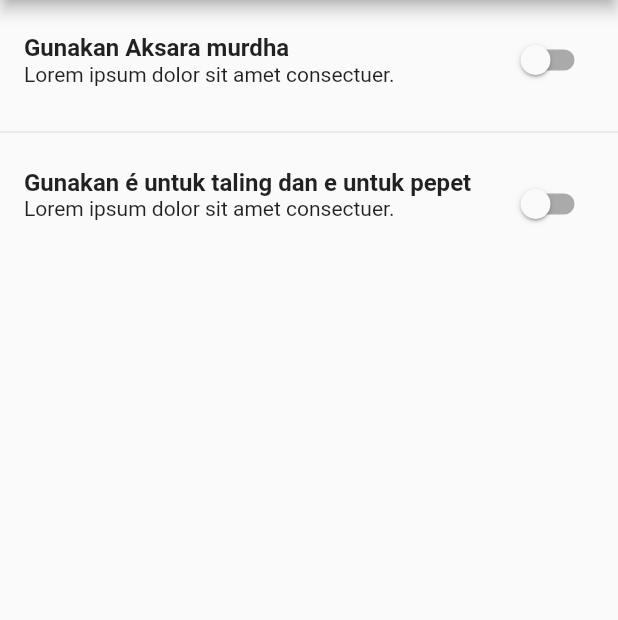
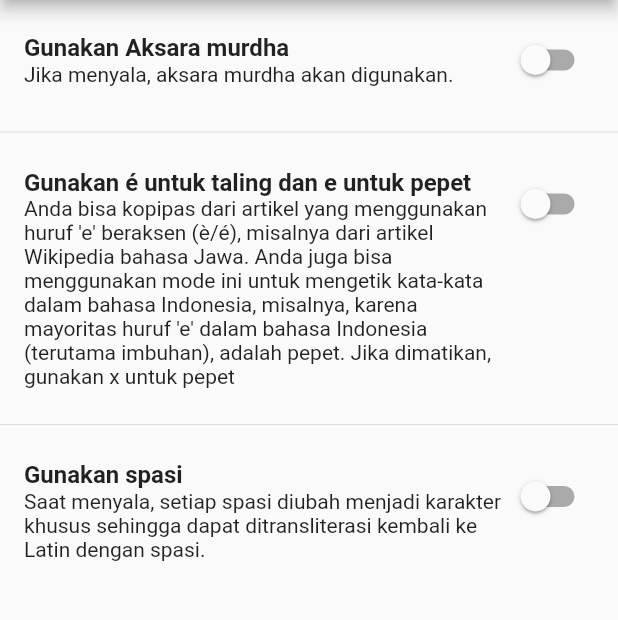
Before and after one commit to ydhnwb/bagaskara, a Flutter app: the SettingPage screen opened directly, after a tap on "Gunakan é untuk taling dan e untuk pepet", on a phone screen of 412 x 824 dp, the part 84-704 px from its top. Run offline on Flutter 3.47's test engine with Material 2 defaults, Android fonts, the phone set to English and light mode, and no system bars; our stand-ins replace bloc, equatable, flutter_bloc, image_picker, shared_preferences; missing offline and left inert: aksara, firebase_ml_vision; accounts and stored records are empty.

Commit message:
fully functional

```diff
--- a/lib/bloc/aksara/aksara_bloc.dart
+++ b/lib/bloc/aksara/aksara_bloc.dart
@@ -6,33 +6,81 @@ import 'package:bagaskara_redefined/bloc/aksara/aksara_state.dart';
 import 'package:bloc/bloc.dart';
 import 'package:firebase_ml_vision/firebase_ml_vision.dart';
 import 'package:image_picker/image_picker.dart';
+import 'package:shared_preferences/shared_preferences.dart';
 
 class AksaraBloc extends Bloc<AksaraEvent, AksaraState>{
   var _aksara = AksaraJava();
   final TextRecognizer textRecognizer = FirebaseVision.instance.textRecognizer();
-
 
   @override
   AksaraState get initialState => AksaraInitState();
 
   @override
   Stream<AksaraState> mapEventToState(AksaraEvent event) async* {
+    bool isFirstTime = await getIsFirstTime();
+    if(isFirstTime){
+      SharedPreferences prefs = await SharedPreferences.getInstance();
+      await prefs.setBool("IS_MURDHA", false);
+      await prefs.setBool("IS_COPAS", true);
+      await prefs.setBool("IS_SPASI", false);
+      await prefs.setBool("IS_FIRST_TIME", false);
+    }
+
     if(event is AksaraToLatin){
       String s = _aksara.javaToLatin(event.s);
       yield AksaraLoadedState(domainText: event.s, targetText: s, isFromFile: false);
     }else if(event is LatinToAksara){
-      String s = _aksara.latinToJava(event.s, isCopas: true);
+      bool isMurdha = await getIsMurdha();
+      bool isSpasi = await getIsSpasi();
+      bool isCopas = await getIsUsingE();
+      String s = _aksara.latinToJava(event.s, isCopas: isCopas, isSpasi: isSpasi, isMurdha: isMurdha);
       yield AksaraLoadedState(domainText: event.s, targetText: s, isFromFile: false);
     }else if(event is ScanFromCamera){
       yield AksaraLoadingState();
+      bool isMurdha = await getIsMurdha();
+      bool isSpasi = await getIsSpasi();
+      bool isCopas = await getIsUsingE();
       var image = await ImagePicker.pickImage(source: ImageSource.camera);
       File _imageFile = image;
       FirebaseVisionImage visionImage = FirebaseVisionImage.fromFile(_imageFile);
       VisionText visionText = await textRecognizer.processImage(visionImage);
-      String translated = _aksara.latinToJava(visionText.text.toString(), isCopas: true);
+      String translated = _aksara.latinToJava(visionText.text.toString(), isCopas: isCopas, isSpasi: isSpasi, isMurdha: isMurdha);
       print("isianku "+ visionText.text.toString());
       yield AksaraLoadedState(domainText: visionText.text.toString(), targetText: translated, isFromFile: true);
+    }else if(event is InitSettings){
+      bool isFirstTime = await getIsFirstTime();
+      if(!isFirstTime){
+        bool isMurdha = await getIsMurdha();
+        bool isSpasi = await getIsSpasi();
+        bool isCopas = await getIsUsingE();
+        yield AksaraToggleState(isMurdha: isMurdha, isCopas: isCopas, isSpasi: isSpasi);
+      }else{
+        yield AksaraToggleState(isMurdha: false, isCopas: true, isSpasi: false);
+      }
     }
+  }
 
+  Future<bool> getIsMurdha() async {
+    SharedPreferences prefs = await SharedPreferences.getInstance();
+    bool b = (prefs.getBool('IS_MURDHA') ?? false);
+    return b;
+  }
+
+  Future<bool> getIsUsingE() async {
+    SharedPreferences prefs = await SharedPreferences.getInstance();
+    bool b = (prefs.getBool('IS_COPAS') ?? true);
+    return b;
+  }
+
+  Future<bool> getIsSpasi() async {
+    SharedPreferences prefs = await SharedPreferences.getInstance();
+    bool b = (prefs.getBool('IS_SPASI') ?? false);
+    return b;
+  }
+
+  Future<bool> getIsFirstTime() async {
+    SharedPreferences prefs = await SharedPreferences.getInstance();
+    bool b = (prefs.getBool('IS_FIRST_TIME') ?? true);
+    return b;
   }
 }
--- a/lib/bloc/aksara/aksara_event.dart
+++ b/lib/bloc/aksara/aksara_event.dart
@@ -21,3 +21,8 @@ class ScanFromCamera implements AksaraEvent{
   @override
   List<Object> get props => null;
 }
+
+class InitSettings implements AksaraEvent{
+  @override
+  List<Object> get props => null;
+}
--- a/lib/bloc/aksara/aksara_state.dart
+++ b/lib/bloc/aksara/aksara_state.dart
@@ -6,7 +6,7 @@ abstract class AksaraState extends Equatable{}
 
 class AksaraInitState extends AksaraState{
   @override
-  List<Object> get props => null;
+  List<Object> get props => [];
 }
 
 class AksaraLoadingState extends AksaraState{
@@ -23,3 +23,13 @@ class AksaraLoadedState extends AksaraState{
   List<Object> get props => [domainText, targetText];
 
 }
+
+class AksaraToggleState extends AksaraState{
+  bool isMurdha;
+  bool isCopas;
+  bool isSpasi;
+
+  AksaraToggleState({@required this.isMurdha, @required this.isCopas, @required this.isSpasi});
+  @override
+  List<Object> get props => [isMurdha, isCopas, isSpasi];
+}
--- a/lib/main.dart
+++ b/lib/main.dart
@@ -3,7 +3,9 @@ import 'package:flutter/material.dart';
 import 'package:bagaskara_redefined/pages/home_page.dart';
 import 'package:flutter_bloc/flutter_bloc.dart';
 
-void main() => runApp(MyApp());
+void main(){
+  runApp(MyApp());
+}
 
 class MyApp extends StatelessWidget {
   @override
--- a/lib/pages/home_page.dart
+++ b/lib/pages/home_page.dart
@@ -3,6 +3,7 @@ import 'package:bagaskara_redefined/bloc/aksara/aksara_event.dart';
 import 'package:bagaskara_redefined/bloc/aksara/aksara_state.dart';
 import 'package:bagaskara_redefined/pages/setting_page.dart';
 import "package:flutter/material.dart";
+import 'package:flutter/services.dart';
 import 'package:flutter_bloc/flutter_bloc.dart';
 
 class HomePage extends StatefulWidget {
@@ -98,6 +99,15 @@ class _HomePageState extends State<HomePage> {
                                       setState(() {
                                         _latinToAksara = !_latinToAksara;
                                       });
+
+                                      if(state is AksaraLoadedState){
+                                        _domainTextController.text = _targetText;
+                                        if(_latinToAksara){
+                                          _aksaraBloc.add(LatinToAksara(s:_domainTextController.text.toString().trim()));
+                                        }else{
+                                        _aksaraBloc.add(AksaraToLatin(s: _domainTextController.text.toString().trim()));
+                                        }
+                                      }
                                     },
                                   ),
                                 ),
@@ -192,7 +202,7 @@ class _HomePageState extends State<HomePage> {
                                 children: <Widget>[
                                   Spacer(),
                                   if(state is AksaraLoadedState)
-                                    _showCopyButton(_targetText.isEmpty)
+                                    _showCopyButton(_targetText.isNotEmpty, context)
                                 ],
                               ),
                             )
@@ -221,12 +231,14 @@ class _HomePageState extends State<HomePage> {
   }
 
 
-  _showCopyButton(bool state){
+  _showCopyButton(bool state, BuildContext ctx){
     if(state){
       return IconButton(
         icon: Icon(Icons.content_copy, color: Colors.grey,),
         onPressed: (){
-          print("to copy");
+          Clipboard.setData(ClipboardData(text: _targetText));
+          Scaffold.of(ctx).showSnackBar(
+            SnackBar(content: Text("Berhasil  disalin"),));
         },
       );
     }
--- a/lib/pages/setting_page.dart
+++ b/lib/pages/setting_page.dart
@@ -1,29 +1,48 @@
+import 'package:bagaskara_redefined/bloc/aksara/aksara_bloc.dart';
+import 'package:bagaskara_redefined/bloc/aksara/aksara_event.dart';
+import 'package:bagaskara_redefined/bloc/aksara/aksara_state.dart';
+import 'package:bagaskara_redefined/utils/utilities.dart';
 import 'package:flutter/material.dart';
+import 'package:flutter_bloc/flutter_bloc.dart';
+
 class SettingPage extends StatefulWidget {
   @override
   _SettingPageState createState() => _SettingPageState();
 }
 
 class _SettingPageState extends State<SettingPage> {
-  var _isAksaraMurdha = false;
-  var _isUsingE = true;
+  AksaraBloc _aksaraBloc;
+  Utilities _utils = Utilities();
+
+  @override
+  void initState() {
+    super.initState();
+    _aksaraBloc = AksaraBloc();
+    _aksaraBloc.add(InitSettings());
+  }
+
   @override
   Widget build(BuildContext context) {
     return Scaffold(
         appBar: AppBar(
           title: Text("Pengaturan"),
         ),
-      body: SingleChildScrollView(
+        body: BlocBuilder<AksaraBloc, AksaraState>(
+            bloc: _aksaraBloc,
+            builder: (context, state) {
+              return SingleChildScrollView(
                 child: Column(
                   mainAxisAlignment: MainAxisAlignment.start,
                   crossAxisAlignment: CrossAxisAlignment.start,
                   children: <Widget>[
                     InkWell(
-              onTap: (){
+                      onTap: () {
+                        if (state is AksaraToggleState) {
+                          _utils.setMurdha(!state.isMurdha);
                           setState(() {
-                 _isAksaraMurdha = !_isAksaraMurdha;
+                            state.isMurdha = !state.isMurdha;
                           });
-
+                        }
                       },
                       child: Padding(
                         padding: EdgeInsets.all(16),
@@ -36,24 +55,85 @@ class _SettingPageState extends State<SettingPage> {
                                 mainAxisAlignment: MainAxisAlignment.start,
                                 crossAxisAlignment: CrossAxisAlignment.start,
                                 children: <Widget>[
-                            Text("Gunakan Aksara murdha", style: TextStyle(
+                                  Text(
+                                    "Gunakan Aksara murdha",
+                                    style: TextStyle(
                                         fontSize: 16,
-                              fontWeight: FontWeight.bold
-                            ),),
-                            Text("Lorem ipsum dolor sit amet consectuer.")
+                                        fontWeight: FontWeight.bold),
+                                  ),
+                                  Text("Jika menyala, aksara murdha akan digunakan.")
+                                ],
+                              )),
+                              Column(
+                                crossAxisAlignment: CrossAxisAlignment.end,
+                                children: <Widget>[
+                                  Switch(
+                                      value: (state is AksaraToggleState)
+                                          ? state.isMurdha
+                                          : false,
+                                      onChanged: (e) {
+                                        if (state is AksaraToggleState) {
+                                          _utils.setMurdha(!state.isMurdha);
+                                          setState(() {
+                                            state.isMurdha = !state.isMurdha;
+                                          });
+                                        }
+                                      })
                                 ],
                               )
+                            ],
+                          ),
+                        ),
+                      ),
+                    ),
+                    Divider(),
+                    InkWell(
+                      onTap: () {
+                        if (state is AksaraToggleState) {
+                          _utils.setCopas(!state.isCopas);
+                          setState(() {
+                            state.isCopas = !state.isCopas;
+                          });
+                        }
+                      },
+                      child: Padding(
+                        padding: EdgeInsets.all(16),
+                        child: SizedBox(
+                          width: double.infinity,
+                          child: Row(
+                            crossAxisAlignment: CrossAxisAlignment.start,
+                            children: <Widget>[
+                              Expanded(
+                                child: Column(
+                                  mainAxisAlignment: MainAxisAlignment.start,
+                                  crossAxisAlignment: CrossAxisAlignment.start,
+                                  children: <Widget>[
+                                    Text(
+                                      "Gunakan é untuk taling dan e untuk pepet",
+                                      style: TextStyle(
+                                          fontSize: 16,
+                                          fontWeight: FontWeight.bold),
+                                    ),
+                                    Text(
+                                        "Anda bisa kopipas dari artikel yang menggunakan huruf 'e' beraksen (è/é), misalnya dari artikel Wikipedia bahasa Jawa."+
+                                         " Anda juga bisa menggunakan mode ini untuk mengetik kata-kata dalam bahasa Indonesia, misalnya, karena mayoritas huruf 'e' dalam bahasa Indonesia (terutama imbuhan), adalah pepet. Jika dimatikan, gunakan x untuk pepet")
+                                  ],
+                                ),
                               ),
                               Column(
                                 crossAxisAlignment: CrossAxisAlignment.end,
                                 children: <Widget>[
                                   Switch(
-                            value: _isAksaraMurdha,
-                            onChanged: (e){
-                              print(e.toString());
+                                    value: (state is AksaraToggleState)
+                                        ? state.isCopas
+                                        : false,
+                                    onChanged: (e) {
+                                      if (state is AksaraToggleState) {
+                                        _utils.setCopas(!state.isCopas);
                                         setState(() {
-                                _isAksaraMurdha = !_isAksaraMurdha;
+                                          state.isCopas = !state.isCopas;
                                         });
+                                      }
                                     },
                                   )
                                 ],
@@ -67,11 +147,13 @@ class _SettingPageState extends State<SettingPage> {
                     Divider(),
 
                     InkWell(
-              onTap: (){
-                print("e");
+                      onTap: () {
+                        if (state is AksaraToggleState) {
+                          _utils.setSpasi(!state.isSpasi);
                           setState(() {
-                  _isUsingE = !_isUsingE;
+                            state.isSpasi = !state.isSpasi;
                           });
+                        }
                       },
                       child: Padding(
                         padding: EdgeInsets.all(16),
@@ -85,40 +167,43 @@ class _SettingPageState extends State<SettingPage> {
                                   mainAxisAlignment: MainAxisAlignment.start,
                                   crossAxisAlignment: CrossAxisAlignment.start,
                                   children: <Widget>[
-                            Text("Gunakan é untuk taling dan e untuk pepet", style: TextStyle(
+                                    Text(
+                                      "Gunakan spasi",
+                                      style: TextStyle(
                                           fontSize: 16,
-                              fontWeight: FontWeight.bold
-                            ),),
-                            Text("Lorem ipsum dolor sit amet consectuer.")
+                                          fontWeight: FontWeight.bold),
+                                    ),
+                                    Text(
+                                        "Saat menyala, setiap spasi diubah menjadi karakter khusus sehingga dapat ditransliterasi kembali ke Latin dengan spasi.")
                                   ],
                                 ),
                               ),
-
                               Column(
                                 crossAxisAlignment: CrossAxisAlignment.end,
                                 children: <Widget>[
                                   Switch(
-                            value: _isUsingE,
-                            onChanged: (e){
-                              print(e.toString());
+                                    value: (state is AksaraToggleState) ? state.isSpasi : false,
+                                    onChanged: (e) {
+                                      if (state is AksaraToggleState) {
+                                        _utils.setSpasi(!state.isSpasi);
                                         setState(() {
-                                _isUsingE = !_isUsingE;
+                                          state.isSpasi = !state.isSpasi;
                                         });
+                                      }
                                     },
                                   )
                                 ],
                               )
-
                             ],
                           ),
                         ),
                       ),
-            )
+                    ),
+
 
                   ],
                 ),
-      ),
-
               );
+            }));
   }
 }
--- /dev/null
+++ b/lib/utils/utilities.dart
@@ -0,0 +1,18 @@
+import 'package:shared_preferences/shared_preferences.dart';
+
+class Utilities {
+  void setMurdha(bool b) async{
+    SharedPreferences prefs = await SharedPreferences.getInstance();
+    await prefs.setBool("IS_MURDHA", b);
+  }
+
+  void setCopas(bool b) async{
+    SharedPreferences prefs = await SharedPreferences.getInstance();
+    await prefs.setBool("IS_COPAS", b);
+  }
+
+  void setSpasi(bool b) async{
+    SharedPreferences prefs = await SharedPreferences.getInstance();
+    await prefs.setBool("IS_SPASI", b);
+  }
+}
--- a/pubspec.yaml
+++ b/pubspec.yaml
@@ -28,6 +28,7 @@ dependencies:
   equatable: ^1.0.1
   firebase_ml_vision: ^0.9.3+5
   image_picker: ^0.6.2+3
+  shared_preferences: ^0.5.6
 
 dev_dependencies:
   flutter_test:
```
Also changed, not shown: pubspec.lock. Lines whose indentation alone changed are shown as unchanged.
